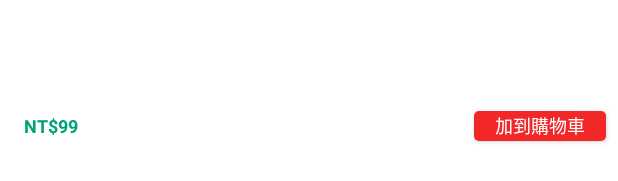
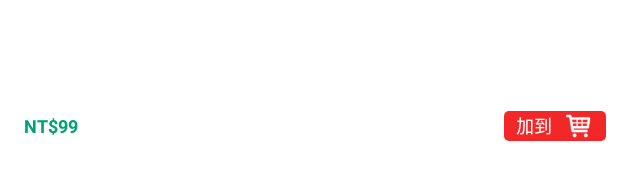
Before and after one commit to kosbrother/AndroidMongMong, an Android app: the layout item_goods_2.xml on its own in the app's theme, with its tools: preview values and no code run, on a phone screen of 412 x 824 dp. Shown: the part 147-328 px from the top of the screen. Run offline under Robolectric (Android 15) with nearby library versions, the phone set to English and light mode, and no system bars.

Commit message:
Modify add to shopping cart button layout

```diff
--- a/app/src/main/java/com/kosbrother/mongmongwoo/adpters/GoodsGridAdapter.java
+++ b/app/src/main/java/com/kosbrother/mongmongwoo/adpters/GoodsGridAdapter.java
@@ -11,6 +11,7 @@ import android.widget.BaseAdapter;
 import android.widget.Button;
 import android.widget.GridView;
 import android.widget.ImageView;
+import android.widget.LinearLayout;
 import android.widget.TextView;
 import android.widget.Toast;
 
@@ -75,7 +76,7 @@ public class GoodsGridAdapter extends BaseAdapter {
         ImageView itemImage = (ImageView) convertView.findViewById(R.id.item_imageview);
         TextView itemNameText = (TextView) convertView.findViewById(R.id.item_name_text);
         TextView itemPriceText = (TextView) convertView.findViewById(R.id.item_price_text);
-        Button addShoppingCarButton = (Button) convertView.findViewById(R.id.add_shopping_car_button);
+        LinearLayout addShoppingCarButton = (LinearLayout) convertView.findViewById(R.id.add_shopping_car_ll);
 
         final Product theProduct = products.get(position);
 
@@ -97,11 +98,11 @@ public class GoodsGridAdapter extends BaseAdapter {
 //                mActivity.doIncrease();
                 theTaskProductId = theProduct.getId();
                 selectedProductPosition = position;
-                if (NetworkUtil.getConnectivityStatus(mActivity)!=0) {
+                if (NetworkUtil.getConnectivityStatus(mActivity) != 0) {
                     showStyleDialog();
                     new NewsTask().execute();
-                }else {
-                    Toast.makeText(mActivity,"無法取得資料,請檢查網路連線", Toast.LENGTH_SHORT).show();
+                } else {
+                    Toast.makeText(mActivity, "無法取得資料,請檢查網路連線", Toast.LENGTH_SHORT).show();
                 }
             }
         });
@@ -121,7 +122,7 @@ public class GoodsGridAdapter extends BaseAdapter {
     }
 
 
-    public void showStyleDialog(){
+    public void showStyleDialog() {
 
         View view = LayoutInflater.from(mActivity)
                 .inflate(R.layout.dialog_add_shopping_car_item, null, false);
@@ -137,8 +138,8 @@ public class GoodsGridAdapter extends BaseAdapter {
         minusButton.setOnClickListener(new View.OnClickListener() {
             @Override
             public void onClick(View v) {
-                if (tempCount != 1){
-                    tempCount = tempCount -1;
+                if (tempCount != 1) {
+                    tempCount = tempCount - 1;
                     countText.setText(Integer.toString(tempCount));
                 }
             }
@@ -173,7 +174,7 @@ public class GoodsGridAdapter extends BaseAdapter {
                 mActivity.doIncrease();
                 alertDialog.cancel();
 
-                if (Settings.checkIsFirstAddShoppingCar(mActivity)){
+                if (Settings.checkIsFirstAddShoppingCar(mActivity)) {
                     mActivity.showShoppingCarInstruction();
                     Settings.setKownShoppingCar(mActivity);
                 }
@@ -188,7 +189,7 @@ public class GoodsGridAdapter extends BaseAdapter {
         @Override
         protected Object doInBackground(Object[] params) {
             specs = ProductApi.getProductSpects(theTaskProductId);
-            if (specs!=null && specs.size() != 0){
+            if (specs != null && specs.size() != 0) {
                 return true;
             }
             return null;
@@ -197,7 +198,7 @@ public class GoodsGridAdapter extends BaseAdapter {
         @Override
         protected void onPostExecute(Object result) {
             if (result != null) {
-                styleGridAdapter = new StyleGridAdapter(mActivity,specs, styleImage,styleName);
+                styleGridAdapter = new StyleGridAdapter(mActivity, specs, styleImage, styleName);
                 styleGrid.setAdapter(styleGridAdapter);
 
                 Glide.with(mActivity)
@@ -208,8 +209,8 @@ public class GoodsGridAdapter extends BaseAdapter {
                         .into(styleImage);
                 styleName.setText(specs.get(0).getStyle());
 
-            }else{
-                Toast.makeText(mActivity,"無法取得資料,請檢查網路連線", Toast.LENGTH_SHORT).show();
+            } else {
+                Toast.makeText(mActivity, "無法取得資料,請檢查網路連線", Toast.LENGTH_SHORT).show();
             }
         }
     }
--- a/app/src/main/res/layout/item_goods_2.xml
+++ b/app/src/main/res/layout/item_goods_2.xml
@@ -46,17 +46,32 @@
             android:textStyle="bold"
             tools:text="NT$99" />
 
-
-        <Button
-            android:id="@+id/add_shopping_car_button"
+        <LinearLayout
+            android:id="@+id/add_shopping_car_ll"
             android:layout_width="wrap_content"
             android:layout_height="20dp"
             android:layout_marginEnd="8dp"
             android:layout_marginRight="8dp"
             android:background="@drawable/button_purchase_car_selector"
-            android:text="加到購物車"
-            android:textColor="@color/white"
-            android:textSize="12sp" />
+            android:orientation="horizontal">
+
+            <TextView
+                android:layout_width="wrap_content"
+                android:layout_height="wrap_content"
+                android:layout_gravity="center_vertical"
+                android:layout_marginLeft="8dp"
+                android:layout_marginStart="8dp"
+                android:text="加到"
+                android:textColor="@color/white"
+                android:textSize="12sp" />
+
+            <ImageView
+                android:layout_width="20dp"
+                android:layout_height="20dp"
+                android:layout_marginLeft="8dp"
+                android:layout_marginRight="8dp"
+                android:src="@drawable/icon_shopping_car_2" />
+        </LinearLayout>
 
     </LinearLayout>
 
```
